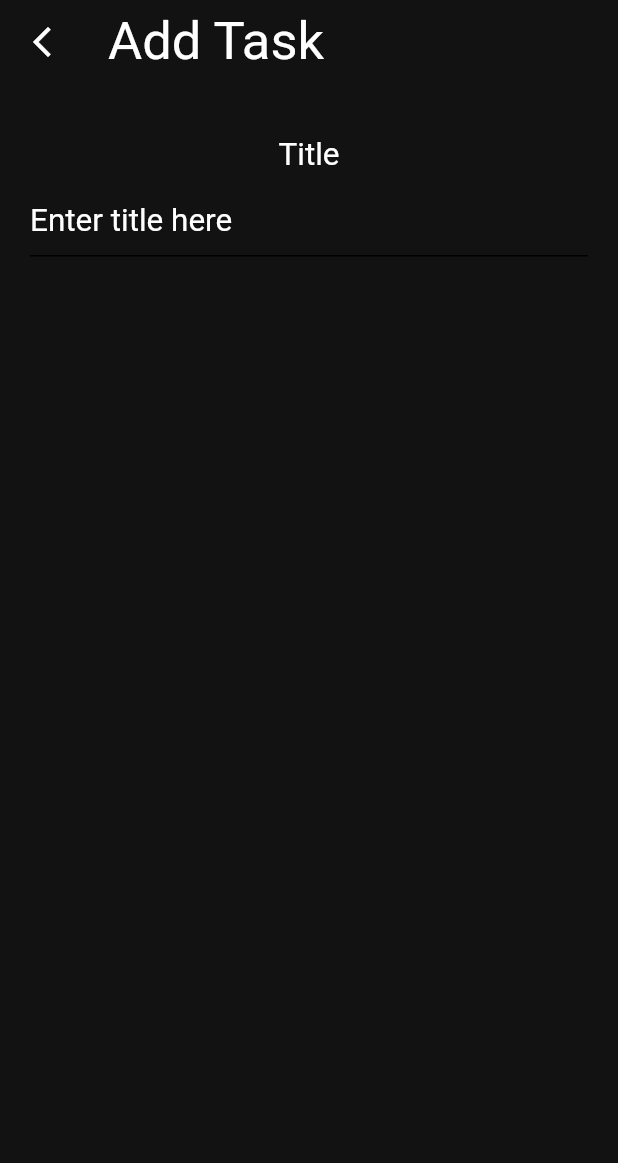
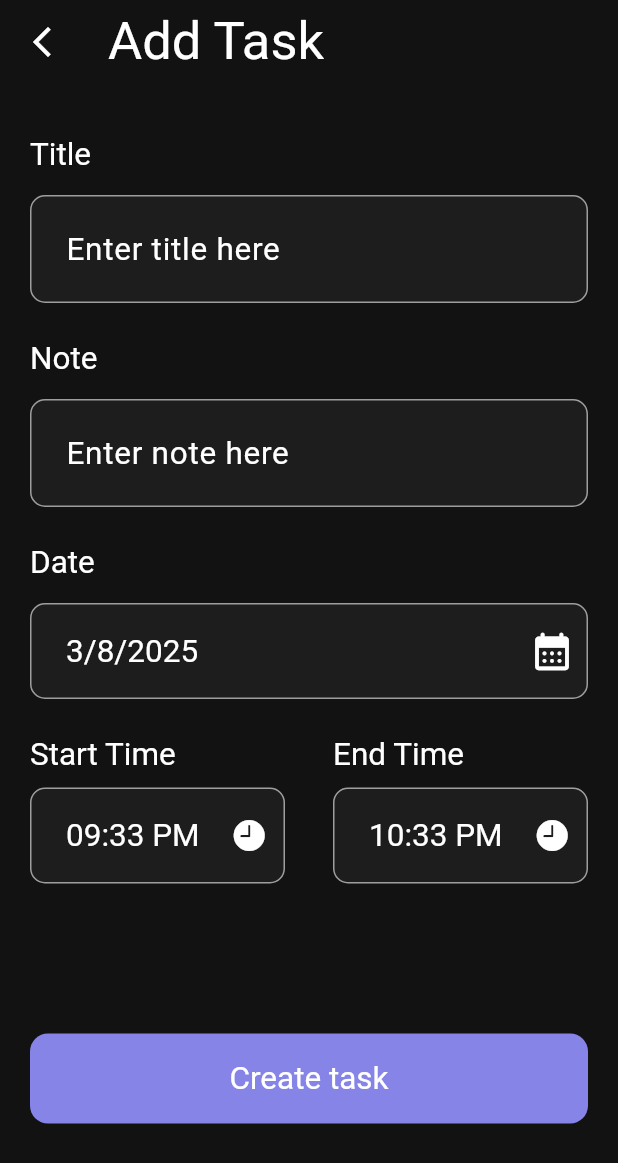
Before and after one commit to AbdulazizShaban2003/ToDo_App, a Flutter app: the AddTask screen opened directly, on a phone screen of 412 x 824 dp. Shown: the top 1163 px of the screen. Run offline on Flutter 3.47's test engine with Material 3 defaults, Android fonts, the phone set to English and light mode, and no system bars; our stand-ins replace date_picker_timeline, get_it, lottie, shared_preferences, smooth_page_indicator, sqflite; accounts and stored records are empty.

Commit message:
finsh add task screen

```diff
--- a/lib/core/themes/app_theme.dart
+++ b/lib/core/themes/app_theme.dart
@@ -19,4 +19,18 @@ ThemeData lightTheme = ThemeData(
     titleLarge: AppStyles.textWhite60W500,
     titleMedium: AppStyles.textBlack16W500,
   ),
+  inputDecorationTheme: InputDecorationTheme(
+    contentPadding: const EdgeInsets.symmetric(horizontal: 20, vertical: 20),
+    fillColor: const Color(0xff1D1D1D),
+    filled: true,
+    hintStyle: TextStyle(color: AppColor.whiteColor, fontSize: 21),
+    enabledBorder: OutlineInputBorder(
+      borderRadius: BorderRadius.circular(10),
+      borderSide: BorderSide(color: Colors.grey),
+    ),
+    focusedBorder: OutlineInputBorder(
+      borderRadius: BorderRadius.circular(10),
+      borderSide: BorderSide(color: Colors.white),
+    ),
+  ),
 );
--- /dev/null
+++ b/lib/features/home/components/end_time.dart
@@ -0,0 +1,44 @@
+import 'package:flutter/cupertino.dart';
+import 'package:flutter/material.dart';
+import 'package:todo_app/core/themes/app_color.dart';
+
+import '../controller/task_controller.dart';
+
+class EndTime extends StatelessWidget {
+  const EndTime({
+    super.key,
+    required this.theme,
+    required this.taskController,
+  });
+
+  final TextTheme theme;
+  final TaskController taskController;
+
+  @override
+  Widget build(BuildContext context) {
+    return Column(
+      crossAxisAlignment: CrossAxisAlignment.start,
+      children: [
+        Text("End Time", style: theme.displayMedium),
+        const SizedBox(height: 10),
+        SizedBox(
+          width: 170,
+          child: TextFormField(
+            style: theme.displayMedium,
+
+            controller: taskController.endTimeController,
+            readOnly: true,
+            decoration: InputDecoration(
+              hintText: "End Time",
+              suffixIcon: InkWell(
+                onTap: () => taskController.selectTime(
+                    context, taskController.endTimeController),
+                child:  Icon(CupertinoIcons.clock_fill,color: AppColor.whiteColor,),
+              ),
+            ),
+          ),
+        ),
+      ],
+    );
+  }
+}
--- /dev/null
+++ b/lib/features/home/components/start_time.dart
@@ -0,0 +1,44 @@
+import 'package:flutter/cupertino.dart';
+import 'package:flutter/material.dart';
+
+import '../../../core/themes/app_color.dart';
+import '../controller/task_controller.dart';
+
+class StartTime extends StatelessWidget {
+  const StartTime({
+    super.key,
+    required this.theme,
+    required this.taskController,
+  });
+
+  final TextTheme theme;
+  final TaskController taskController;
+
+  @override
+  Widget build(BuildContext context) {
+    return Column(
+      crossAxisAlignment: CrossAxisAlignment.start,
+      children: [
+        Text("Start Time", style: theme.displayMedium),
+        const SizedBox(height: 10),
+        SizedBox(
+          width: 170,
+          child: TextFormField(
+            style: theme.displayMedium,
+
+            controller: taskController.startTimeController,
+            readOnly: true,
+            decoration: InputDecoration(
+              hintText: "Start Time",
+              suffixIcon: InkWell(
+                onTap: () => taskController.selectTime(
+                    context, taskController.startTimeController),
+                child: const Icon(CupertinoIcons.clock_fill,color: AppColor.whiteColor),
+              ),
+            ),
+          ),
+        ),
+      ],
+    );
+  }
+}
--- /dev/null
+++ b/lib/features/home/controller/task_controller.dart
@@ -0,0 +1,50 @@
+import 'package:flutter/material.dart';
+import 'package:intl/intl.dart';
+
+class TaskController extends ChangeNotifier {
+  final TextEditingController dateController = TextEditingController();
+
+
+  final TextEditingController startTimeController = TextEditingController();
+  final TextEditingController endTimeController = TextEditingController();
+
+  TaskController() {
+    dateController.text = DateFormat.yMd().format(DateTime.now());
+    startTimeController.text = "09:33 PM";
+    endTimeController.text = "10:33 PM";
+  }
+
+  Future<void> selectDate(BuildContext context) async {
+    DateTime? pickedDate = await showDatePicker(
+      context: context,
+      initialDate: DateTime.now(),
+      firstDate: DateTime(2000),
+      lastDate: DateTime(2100),
+    );
+
+    if (pickedDate != null) {
+      dateController.text = DateFormat.yMd().format(pickedDate);
+      notifyListeners();
+    }
+  }
+
+  Future<void> selectTime(BuildContext context, TextEditingController controller) async {
+    TimeOfDay? pickedTime = await showTimePicker(
+      context: context,
+      initialTime: TimeOfDay.now(),
+    );
+
+    if (pickedTime != null) {
+      controller.text = pickedTime.format(context);
+      notifyListeners();
+    }
+  }
+
+  @override
+  void dispose() {
+    dateController.dispose();
+    startTimeController.dispose();
+    endTimeController.dispose();
+    super.dispose();
+  }
+}
--- a/lib/features/home/task_view.dart
+++ b/lib/features/home/task_view.dart
@@ -1,19 +1,31 @@
+import 'package:flutter/cupertino.dart';
 import 'package:flutter/material.dart';
+import 'package:provider/provider.dart' show Provider;
 import 'package:todo_app/core/themes/app_color.dart';
+import 'package:todo_app/features/home/components/build_container.dart';
+import 'package:todo_app/features/home/controller/task_controller.dart';
+
+import 'components/end_time.dart';
+import 'components/start_time.dart';
 
 class AddTask extends StatelessWidget {
   const AddTask({super.key});
 
   @override
   Widget build(BuildContext context) {
+    final taskController = Provider.of<TaskController>(context);
+
     TextTheme theme = Theme.of(context).textTheme;
+
     return Scaffold(
       backgroundColor: AppColor.blackColor,
       appBar: AppBar(
         automaticallyImplyLeading: false,
         backgroundColor: AppColor.blackColor,
         leading: IconButton(
-          onPressed: () {},
+          onPressed: () {
+            Navigator.pop(context);
+          },
           icon: Icon(
             Icons.arrow_back_ios_new_outlined,
             color: AppColor.whiteColor,
@@ -26,17 +38,55 @@ class AddTask extends StatelessWidget {
       ),
       body: SingleChildScrollView(
         child: Padding(
-          padding: const EdgeInsets.symmetric(horizontal: 20,vertical: 35),
+          padding: const EdgeInsets.symmetric(horizontal: 20, vertical: 35),
           child: Column(
+            crossAxisAlignment: CrossAxisAlignment.start,
             children: [
-              Text("Title",style: theme.displayMedium,),
-              SizedBox(height: 8,),
+              Text("Title", style: theme.displayMedium),
+              const SizedBox(height: 15),
               TextFormField(
+                decoration: InputDecoration(hintText: "Enter title here"),
+              ),
+              const SizedBox(height: 25),
+              Text("Note", style: theme.displayMedium),
+              const SizedBox(height: 15),
+              TextFormField(
+                decoration: InputDecoration(hintText: "Enter note here"),
+              ),
+              const SizedBox(height: 25),
+              Text("Date", style: theme.displayMedium),
+              const SizedBox(height: 15),
+              TextFormField(
+                style: theme.displayMedium,
+                controller: taskController.dateController,
+                readOnly: true,
                 decoration: InputDecoration(
-                  hintText: "Enter title here",
-                  hintStyle: theme.displayMedium
+                  suffixIcon: InkWell(
+                    onTap: () => taskController.selectDate(context),
+                    child: Icon(
+                      Icons.calendar_month_rounded,
+                      color: AppColor.whiteColor,
+                      size: 30,
+                    ),
+                  ),
+                  hintText: "Select Date",
                 ),
-              )
+              ),
+              const SizedBox(height: 25),
+              Row(
+                mainAxisAlignment: MainAxisAlignment.spaceBetween,
+                children: [
+                  StartTime(theme: theme, taskController: taskController),
+                  EndTime(theme: theme, taskController: taskController),
+                ],
+              ),
+              const SizedBox(height: 100),
+              BuildContainer(
+                theme: theme,
+                action: "Create task",
+                onPressed: (){},
+                color: AppColor.primaryLightColor,
+              ),
             ],
           ),
         ),
--- a/lib/main.dart
+++ b/lib/main.dart
@@ -1,16 +1,25 @@
 import 'package:flutter/material.dart';
+import 'package:provider/provider.dart'
+    show ChangeNotifierProvider, MultiProvider;
 import 'package:todo_app/core/database/cache_helper.dart';
 import 'package:todo_app/features/auth/presentation/screens/splash_screen.dart';
 import 'core/services/di.dart' show s1, setup;
 import 'core/themes/app_theme.dart';
+import 'features/home/controller/task_controller.dart' show TaskController;
 
 
-void main() async{
+void main() async {
   WidgetsFlutterBinding.ensureInitialized();
   setup();
- await s1<CacheHelper>().init();
-  runApp(const MyApp());
-}
+  await s1<CacheHelper>().init();
+  runApp(
+      MultiProvider(
+          providers: [
+            ChangeNotifierProvider(create: (_) => TaskController()),
+          ],
+
+          child: const MyApp()));
+      }
 
 class MyApp extends StatelessWidget {
   const MyApp({super.key});
@@ -19,7 +28,7 @@ class MyApp extends StatelessWidget {
   Widget build(BuildContext context) {
     return MaterialApp(
       debugShowCheckedModeBanner: false,
-      theme:lightTheme,
+      theme: lightTheme,
       home: const SplashScreen(),
     );
   }
--- a/pubspec.yaml
+++ b/pubspec.yaml
@@ -49,6 +49,7 @@ dependencies:
   flutter_bloc: ^9.1.0
   intl: ^0.19.0
   date_picker_timeline: ^1.2.6
+  provider: ^6.1.2
 
 dev_dependencies:
   flutter_test:
```
Also changed, not shown: pubspec.lock.
